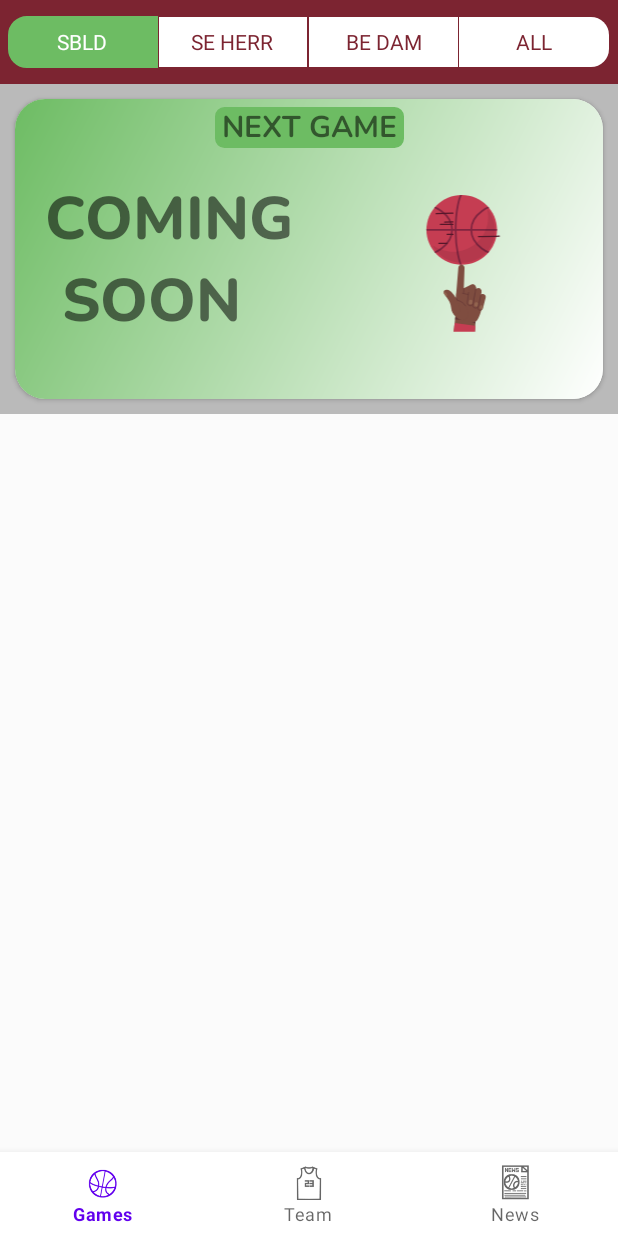
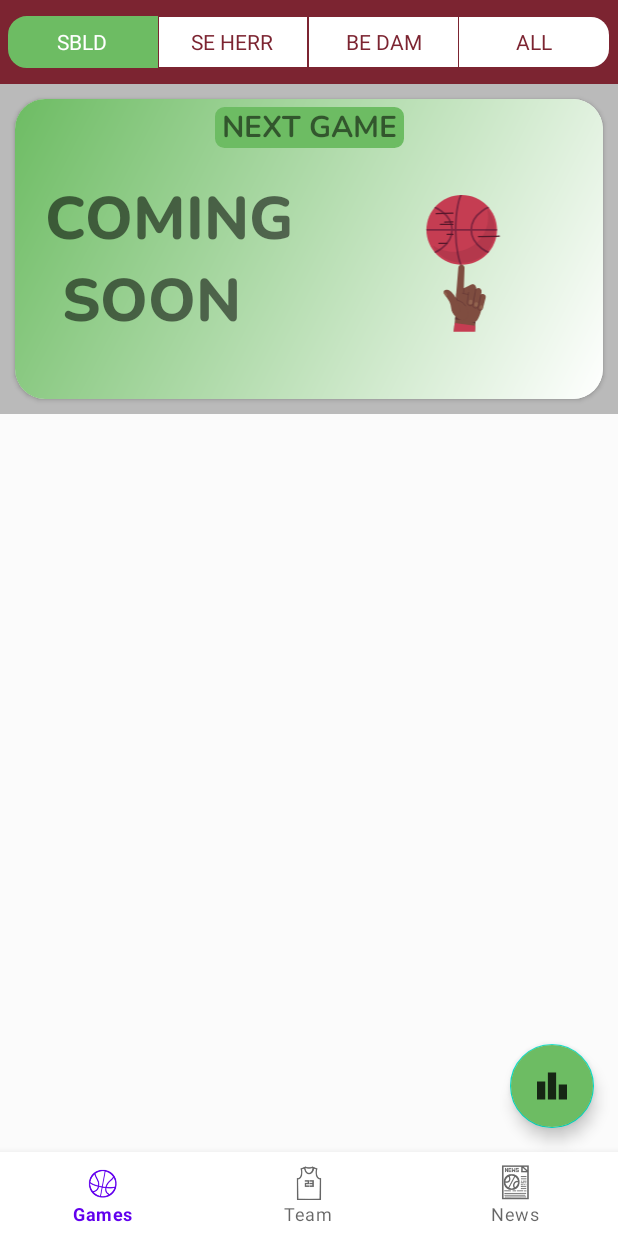
Before and after one commit to piggest777/EosLundKotlin, an Android app: the screen it shows after launch (MainActivity), on a phone screen of 412 x 824 dp. Run offline under Robolectric (Android 15) with nearby library versions, the phone set to English and light mode, and no system bars; our stand-ins replace Firebase (no records; nobody signed in at launch, a user with empty details on screens opened directly); libraries missing offline, so code that uses them is left out: com.android.tools, com.skydoves.progressview, io.realm; 9 statements that could not run were skipped.

Commit message:
leaderboard screen and match background update

```diff
--- a/app/build.gradle
+++ b/app/build.gradle
@@ -5,6 +5,7 @@ plugins {
     id 'kotlin-kapt'
     id 'realm-android'
 }
+apply plugin: 'kotlin-android'
 
 android {
     compileSdk 31
@@ -54,7 +55,7 @@ dependencies {
     androidTestImplementation 'androidx.test.ext:junit:1.1.3'
     androidTestImplementation 'androidx.test.espresso:espresso-core:3.4.0'
     implementation platform('com.google.firebase:firebase-bom:29.0.4')
-    implementation 'com.google.firebase:firebase-firestore-ktx:24.2.0'
+    implementation 'com.google.firebase:firebase-firestore-ktx:24.2.1'
     implementation 'com.firebaseui:firebase-ui-firestore:8.0.0'
     implementation 'com.google.firebase:firebase-storage-ktx'
     implementation 'androidx.lifecycle:lifecycle-runtime-ktx:2.5.0'
@@ -69,4 +70,6 @@ dependencies {
     implementation 'com.pierfrancescosoffritti.androidyoutubeplayer:core:11.0.1'
     implementation 'com.squareup.retrofit2:retrofit:2.9.0'
     implementation 'com.squareup.retrofit2:converter-gson:2.9.0'
+    implementation 'org.jetbrains.kotlinx:kotlinx-coroutines-core:1.6.1'
+    implementation 'io.realm.kotlin:library-base:1.0.1'
 }
--- a/app/src/main/java/se/eoslund/piggest/controller/GamesFragment.kt
+++ b/app/src/main/java/se/eoslund/piggest/controller/GamesFragment.kt
@@ -13,6 +13,7 @@ import androidx.cardview.widget.CardView
 import androidx.recyclerview.widget.LinearLayoutManager
 import androidx.recyclerview.widget.RecyclerView
 import com.airbnb.lottie.LottieAnimationView
+import com.google.android.material.floatingactionbutton.FloatingActionButton
 import com.google.firebase.firestore.DocumentChange
 import com.google.firebase.firestore.ListenerRegistration
 import com.google.firebase.firestore.Query
@@ -27,6 +28,7 @@ import se.eoslund.piggest.services.DataService
 import se.eoslund.piggest.services.DataService.toSnakeCase
 import se.eoslund.piggest.services.DateFormat
 import se.eoslund.piggest.services.DateFormatter
+import se.eoslund.piggest.utilites.Constants
 import se.eoslund.piggest.utilites.Constants.ALL_LEAGUES
 import se.eoslund.piggest.utilites.Constants.BE_DAM_LEAGUE
 import se.eoslund.piggest.utilites.Constants.GAMES_REF
@@ -34,6 +36,7 @@ import se.eoslund.piggest.utilites.Constants.GAME_DATE_AND_TIME
 import se.eoslund.piggest.utilites.Constants.SBLD_LEAGUE
 import se.eoslund.piggest.utilites.Constants.SE_HERR_LEAGUE
 import se.eoslund.piggest.utilites.Constants.TEAM_LEAGUE
+import se.eoslund.piggest.utilites.Constants.TOURNAMENT_TABLE
 import java.util.*
 
 // TODO: Rename parameter arguments, choose names that match
@@ -70,6 +73,7 @@ class GamesFragment : Fragment() {
     lateinit var gamesLoadingAnim: LottieAnimationView
     lateinit var comingSoonText: TextView
     lateinit var comingSoonAnimationView: LottieAnimationView
+    lateinit var fabTournamentTableButton: FloatingActionButton
     var countDownTimer: CountDownTimer? = null
 
     var gameArray  = mutableListOf<Game>()
@@ -79,6 +83,7 @@ class GamesFragment : Fragment() {
     private val gamesReference  = db.collection(GAMES_REF)
 
     var curGame: Game? = null
+    var tounamentTableUrl: String? = null
 
     override fun onCreate(savedInstanceState: Bundle?) {
         super.onCreate(savedInstanceState)
@@ -115,6 +120,7 @@ class GamesFragment : Fragment() {
         gamesLoadingAnim = view.findViewById(R.id.games_loading_animation)
         comingSoonAnimationView = view.findViewById(R.id.coming_soon_animation)
         comingSoonText = view.findViewById(R.id.coming_soon_text)
+        fabTournamentTableButton = view.findViewById(R.id.fab_tournament_table)
 
 
         radioGroup.setOnCheckedChangeListener { radioGroup, radioButtonID ->
@@ -126,6 +132,8 @@ class GamesFragment : Fragment() {
                 getString(R.string.all_teams) -> ALL_LEAGUES
                 else -> SBLD_LEAGUE
             }
+
+            getTournamentTableLink(chosenLeague)
             countDownTimer?.cancel()
             gameScheduleListener.remove()
             gameArray.clear()
@@ -140,6 +148,17 @@ class GamesFragment : Fragment() {
             }
         })
 
+        fabTournamentTableButton.setOnClickListener {
+            if (tounamentTableUrl != null) {
+                requireActivity()
+                    .supportFragmentManager
+                    .beginTransaction()
+                    .replace(R.id.fragment_container, WebStatsFragment.newInstance("$tounamentTableUrl"))
+                    .addToBackStack(null)
+                    .commit()
+            }
+        }
+
         adapter = GameAdapter(gameArray) { game ->
             Intent(instance, MatchActivity::class.java)
                 .putExtra("game", game)
@@ -148,15 +167,12 @@ class GamesFragment : Fragment() {
         gamesList.adapter = adapter
         gamesList.layoutManager = LinearLayoutManager(instance)
 
+
         gameArray.clear()
         gamesLoadingAnim.visibility = View.VISIBLE
         setupNextGameCard(true)
         setListener()
         return  view
-    }
-
-    override fun onViewCreated(view: View, savedInstanceState: Bundle?) {
-        super.onViewCreated(view, savedInstanceState)
     }
 
     override fun onDestroyView() {
@@ -165,9 +181,6 @@ class GamesFragment : Fragment() {
         countDownTimer?.cancel()
     }
 
-    override fun getView(): View? {
-        return super.getView()
-    }
 
     private fun setListener(){
         val leaguePredicate = if (chosenLeague == ALL_LEAGUES) {
@@ -233,10 +246,14 @@ class GamesFragment : Fragment() {
             comingSoonCard.visibility = View.VISIBLE
             ngCard.visibility = View.INVISIBLE
             comingSoonAnimationView.playAnimation()
+            gamesList.scrollToPosition(gameArray.size - 1)
 
         } else {
             comingSoonCard.visibility = View.INVISIBLE
             ngCard.visibility = View.VISIBLE
+
+            val curGameIndex = gameArray.indexOf(curGame)
+            gamesList.smoothScrollToPosition(curGameIndex)
 
             setTimer(curGame!!.gameDateAndTime)
 
@@ -324,6 +341,19 @@ class GamesFragment : Fragment() {
         }
     }
 
+    fun getTournamentTableLink(league: String) {
+        db.collection(TOURNAMENT_TABLE).document(league).get()
+            .addOnSuccessListener { document ->
+                if (document != null) {
+                    val link = document.getString("url")
+                    if (link != null) {
+                        tounamentTableUrl = link
+                    }
+                }
+            }
+
+    }
+
     companion object {
         /**
          * Use this factory method to create a new instance of
--- a/app/src/main/java/se/eoslund/piggest/controller/MainActivity.kt
+++ b/app/src/main/java/se/eoslund/piggest/controller/MainActivity.kt
@@ -37,10 +37,8 @@ class MainActivity : AppCompatActivity() {
     }
 
     private fun replaceFragment(fragment: Fragment) {
-        if(fragment != null)  {
-            var transaction = supportFragmentManager.beginTransaction()
-            transaction.replace(R.id.fragment_container, fragment)
-            transaction.commit()
-        }
+        val transaction = supportFragmentManager.beginTransaction()
+        transaction.replace(R.id.fragment_container, fragment)
+        transaction.commit()
     }
 }
--- a/app/src/main/java/se/eoslund/piggest/utilites/Constants.kt
+++ b/app/src/main/java/se/eoslund/piggest/utilites/Constants.kt
@@ -17,7 +17,7 @@ object Constants {
     const val BE_DAM_LEAGUE = "BE Dam"
     const val ALL_LEAGUES = "All"
 
-    const val EOS_CODE = "eosCode"
+
     const val OPPOSITE_TEAM_CODE = "oppositeTeamCode"
     const val IS_HOME_GAME = "isHomeGame"
     const val EOS_SCORES = "eosScores"
@@ -53,6 +53,7 @@ object Constants {
     const val PLAYER_BASE_UPDATE_DATE = "playersBaseUpdateDate"
     const val DATE = "date"
     const val PLAYERS_REF = "players"
+    const val TOURNAMENT_TABLE = "tournamentTablesUrl"
 
 
     val EOS_TEAM: TeamFSO = TeamFSO("Eos Basket","Eos Basket", "Lund", "Eoshallen","eos_logo")
--- /dev/null
+++ b/app/src/main/res/drawable-anydpi/leaderboard.xml
@@ -0,0 +1,11 @@
+<vector xmlns:android="http://schemas.android.com/apk/res/android"
+    android:width="24dp"
+    android:height="24dp"
+    android:viewportWidth="24"
+    android:viewportHeight="24"
+    android:tint="#FFFFFF"
+    android:alpha="0.8">
+  <path
+      android:fillColor="@android:color/white"
+      android:pathData="M7.5,21H2V9h5.5V21zM14.75,3h-5.5v18h5.5V3zM22,11h-5.5v10H22V11z"/>
+</vector>
--- a/app/src/main/res/layout/fragment_games.xml
+++ b/app/src/main/res/layout/fragment_games.xml
@@ -27,6 +27,7 @@
             app:layout_constraintEnd_toEndOf="parent"
             app:layout_constraintStart_toStartOf="parent"
             app:layout_constraintTop_toTopOf="parent">
+
 
             <RadioGroup
                 android:id="@+id/radioGroup"
@@ -89,6 +90,8 @@
                     android:text="@string/all_teams"
                     android:textColor="@drawable/txt_segmented" />
             </RadioGroup>
+
+
 
         </androidx.appcompat.widget.Toolbar>
 
@@ -210,6 +213,7 @@
                     android:paddingTop="0pt"
                     android:paddingBottom="0pt"
                     android:text="@string/next_game"
+                    android:textColor="@color/white"
                     android:textSize="20sp"
                     app:layout_constraintBottom_toTopOf="@+id/game_anons_date"
                     app:layout_constraintEnd_toEndOf="parent"
@@ -347,11 +351,24 @@
             app:layout_constraintStart_toStartOf="parent"
             app:layout_constraintTop_toBottomOf="@id/next_game_card_view" />
 
+        <com.google.android.material.floatingactionbutton.FloatingActionButton
+            android:id="@+id/fab_tournament_table"
+            android:layout_width="wrap_content"
+            android:layout_height="wrap_content"
+            android:layout_marginEnd="16dp"
+            android:layout_marginBottom="16dp"
+            app:layout_constraintBottom_toBottomOf="parent"
+            app:layout_constraintEnd_toEndOf="parent"
+            android:backgroundTint="@color/colorSecondary"
+            android:src="@drawable/leaderboard"
+            />
+
         <com.airbnb.lottie.LottieAnimationView
 
             android:id="@+id/games_loading_animation"
             android:layout_width="match_parent"
             android:layout_height="0dp"
+            android:layout_marginTop="0dp"
             android:visibility="visible"
             app:layout_constraintBottom_toBottomOf="@+id/game_schedule_list"
             app:layout_constraintEnd_toEndOf="parent"
@@ -361,5 +378,6 @@
             app:lottie_fileName="loader-basketball.json"
             app:lottie_loop="true" />
 
+
     </androidx.constraintlayout.widget.ConstraintLayout>
 </FrameLayout>
--- a/build.gradle
+++ b/build.gradle
@@ -1,5 +1,6 @@
 // Top-level build file where you can add configuration options common to all sub-projects/modules.
 buildscript {
+    ext.kotlin_version = '1.7.10'
     repositories {
         google()
         mavenCentral()
@@ -10,6 +11,7 @@ buildscript {
         classpath 'org.jetbrains.kotlin:kotlin-gradle-plugin:1.7.10'
         classpath 'com.google.gms:google-services:4.3.10'
         classpath "io.realm:realm-gradle-plugin:10.8.1"
+        classpath "org.jetbrains.kotlin:kotlin-gradle-plugin:$kotlin_version"
 
         // NOTE: Do not place your application dependencies here; they belong
         // in the individual module build.gradle files
```
Also changed, not shown: app/src/main/java/se/eoslund/piggest/controller/MatchActivity.kt (+18 -1 lines), app/src/main/res/layout/activity_match.xml (+5 -5 lines), app/src/main/res/drawable-hdpi/leaderboard.png (added), app/src/main/res/drawable-mdpi/leaderboard.png (added), app/src/main/res/drawable-xhdpi/leaderboard.png (added), app/src/main/res/drawable-xxhdpi/leaderboard.png (added), app/src/main/res/drawable/sbl_logo_bg.png (added), app/src/main/res/drawable/seh_logo_bg.png (added), app/src/main/res/drawable/svensk_basket_bg.png (added).
